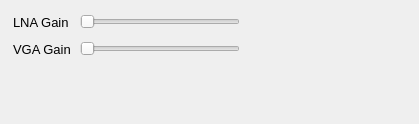
Before: the Qt Designer form plugins/HackRFDevice/hackrfoptions.ui in oldscienceguy/PebbleSDR, drawn with Qt 5.
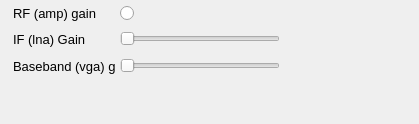
After: the same form once the commit is applied.

Commit message:
HackRF working, sample rate limited
Sample rates  below 8msps are not officially supported, but we can only handle 3msps typically.

Diff of the .ui file:
```diff
--- a/plugins/HackRFDevice/hackrfoptions.ui
+++ b/plugins/HackRFDevice/hackrfoptions.ui
@@ -16,8 +16,8 @@
   <widget class="QSlider" name="lnaSlider">
    <property name="geometry">
     <rect>
-     <x>80</x>
-     <y>14</y>
+     <x>120</x>
+     <y>31</y>
      <width>160</width>
      <height>16</height>
     </rect>
@@ -44,8 +44,8 @@
    <property name="geometry">
     <rect>
      <x>13</x>
-     <y>14</y>
-     <width>59</width>
+     <y>31</y>
+     <width>97</width>
      <height>16</height>
     </rect>
    </property>
@@ -55,15 +55,15 @@
     </font>
    </property>
    <property name="text">
-    <string>LNA Gain</string>
+    <string>IF (lna) Gain</string>
    </property>
   </widget>
   <widget class="QLabel" name="label_2">
    <property name="geometry">
     <rect>
      <x>13</x>
-     <y>41</y>
-     <width>59</width>
+     <y>58</y>
+     <width>103</width>
      <height>16</height>
     </rect>
    </property>
@@ -73,14 +73,14 @@
     </font>
    </property>
    <property name="text">
-    <string>VGA Gain</string>
+    <string>Baseband (vga) gain</string>
    </property>
   </widget>
   <widget class="QSlider" name="vgaSlider">
    <property name="geometry">
     <rect>
-     <x>80</x>
-     <y>41</y>
+     <x>120</x>
+     <y>58</y>
      <width>160</width>
      <height>16</height>
     </rect>
@@ -106,8 +106,8 @@
   <widget class="QLabel" name="lnaValue">
    <property name="geometry">
     <rect>
-     <x>251</x>
-     <y>15</y>
+     <x>294</x>
+     <y>32</y>
      <width>59</width>
      <height>16</height>
     </rect>
@@ -124,8 +124,57 @@
   <widget class="QLabel" name="vgaValue">
    <property name="geometry">
     <rect>
-     <x>253</x>
-     <y>41</y>
+     <x>294</x>
+     <y>58</y>
+     <width>59</width>
+     <height>16</height>
+    </rect>
+   </property>
+   <property name="font">
+    <font>
+     <pointsize>10</pointsize>
+    </font>
+   </property>
+   <property name="text">
+    <string/>
+   </property>
+  </widget>
+  <widget class="QLabel" name="label_3">
+   <property name="geometry">
+    <rect>
+     <x>13</x>
+     <y>5</y>
+     <width>97</width>
+     <height>16</height>
+    </rect>
+   </property>
+   <property name="font">
+    <font>
+     <pointsize>10</pointsize>
+    </font>
+   </property>
+   <property name="text">
+    <string>RF (amp) gain</string>
+   </property>
+  </widget>
+  <widget class="QRadioButton" name="rfGain">
+   <property name="geometry">
+    <rect>
+     <x>120</x>
+     <y>3</y>
+     <width>24</width>
+     <height>20</height>
+    </rect>
+   </property>
+   <property name="text">
+    <string/>
+   </property>
+  </widget>
+  <widget class="QLabel" name="rfValue">
+   <property name="geometry">
+    <rect>
+     <x>152</x>
+     <y>7</y>
      <width>59</width>
      <height>16</height>
     </rect>
```
The commit also changes 2 other files.
